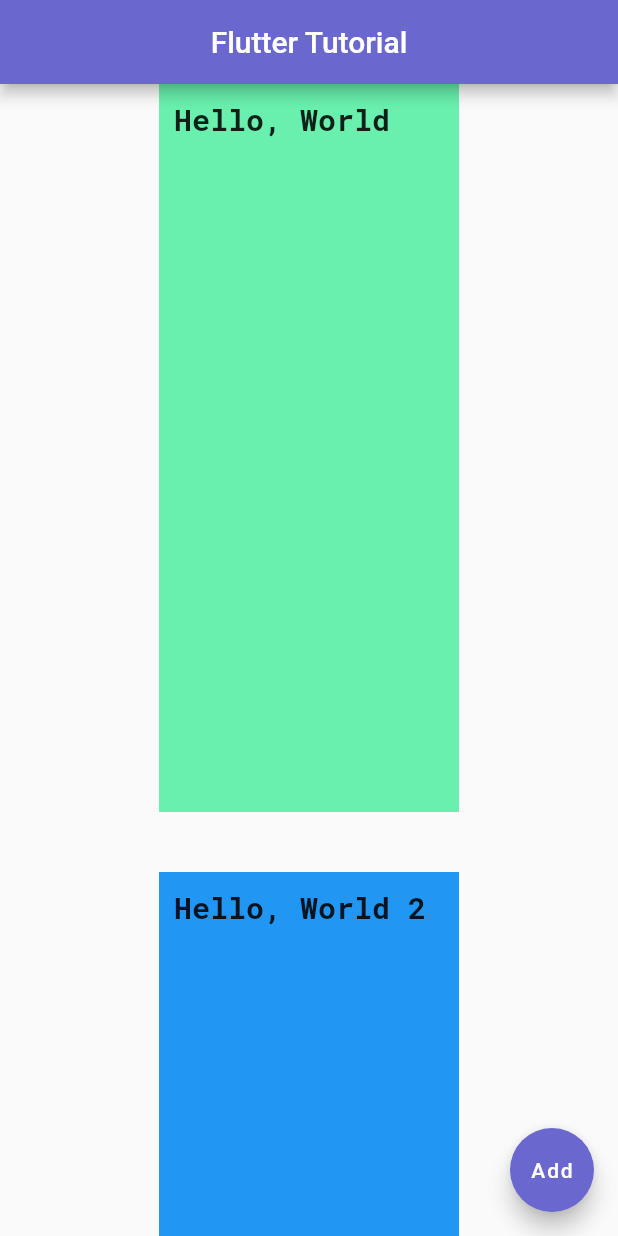
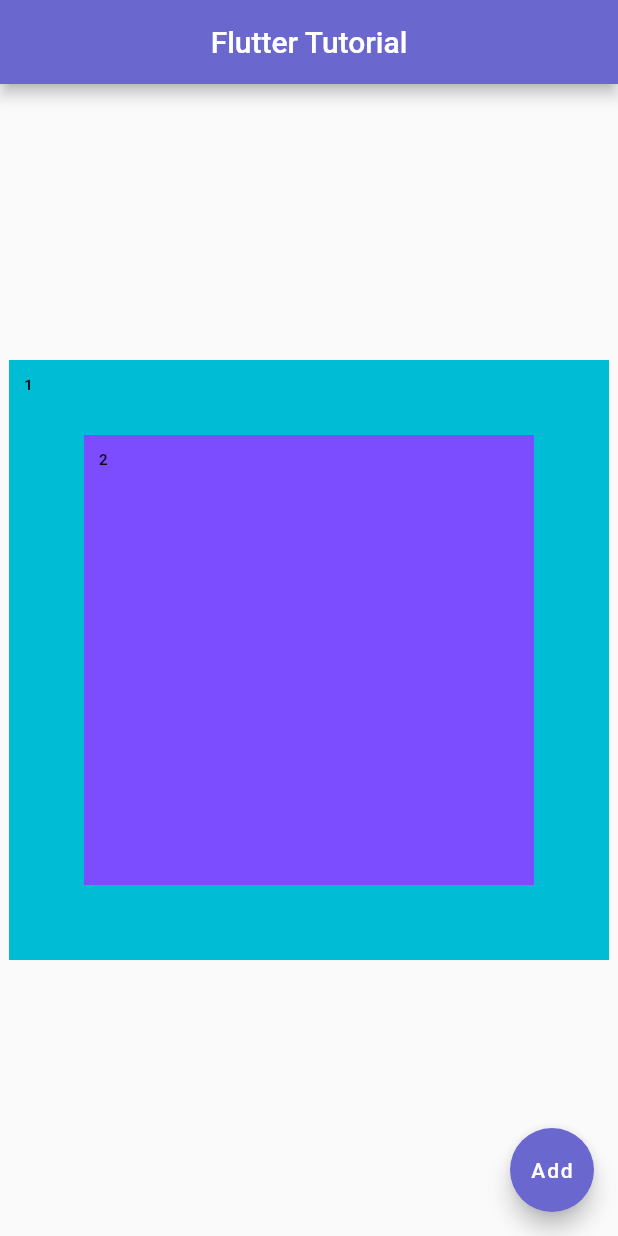
Before and after one commit to AbdullohBahromjonov/Flutter-tutorial, a Flutter app: the screen it shows after launch, on a phone screen of 412 x 824 dp. Run offline on Flutter 3.47's test engine with Material 2 defaults, Android fonts, the phone set to English and light mode, and no system bars.

Commit message:
Stack Widget

```diff
--- a/lib/main.dart
+++ b/lib/main.dart
@@ -20,21 +20,11 @@ class FlutterTutorialApp extends StatelessWidget {
           backgroundColor: purple1,
         ),
         body: Center(
-          child: Column(
-            mainAxisAlignment: MainAxisAlignment.center,
-            children: const [
-              Expanded(
-                flex: 2,
-                child: CustomContainer("Hello, World", 20, Colors.greenAccent),
-              ),
-
-              SizedBox(
-                height: 40,
-              ),
-
-              Expanded(
-                child: CustomContainer("Hello, World 2", 20, Colors.blue),
-              ),
+          child: Stack(
+            alignment: Alignment.center,
+            children: [
+              CustomContainer(400, "1", 10, Colors.cyan),
+              CustomContainer(300, "2", 10, Colors.deepPurpleAccent),
             ],
           ),
         ),
@@ -49,16 +39,17 @@ class FlutterTutorialApp extends StatelessWidget {
 }
 
 class CustomContainer extends StatelessWidget{
+  final double sizeOfSquare;
   final String textString;
   final double textSize;
   final Color containerColor;
 
-  const CustomContainer(this.textString, this.textSize, this.containerColor,);
+  const CustomContainer(this.sizeOfSquare, this.textString, this.textSize, this.containerColor,);
 
   @override
   Widget build(BuildContext context) {
     return SizedBox.fromSize(
-      size: const Size(200, 200),
+      size: Size.square(sizeOfSquare),
       child: Container(
         child: Text(
           textString,
```
